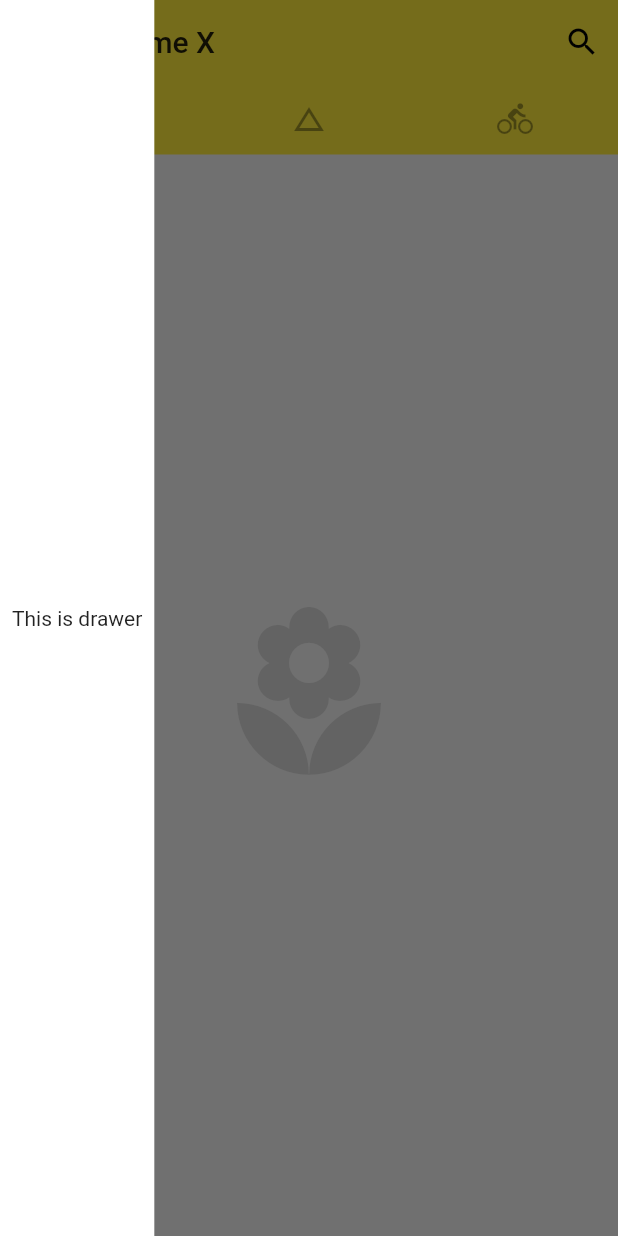
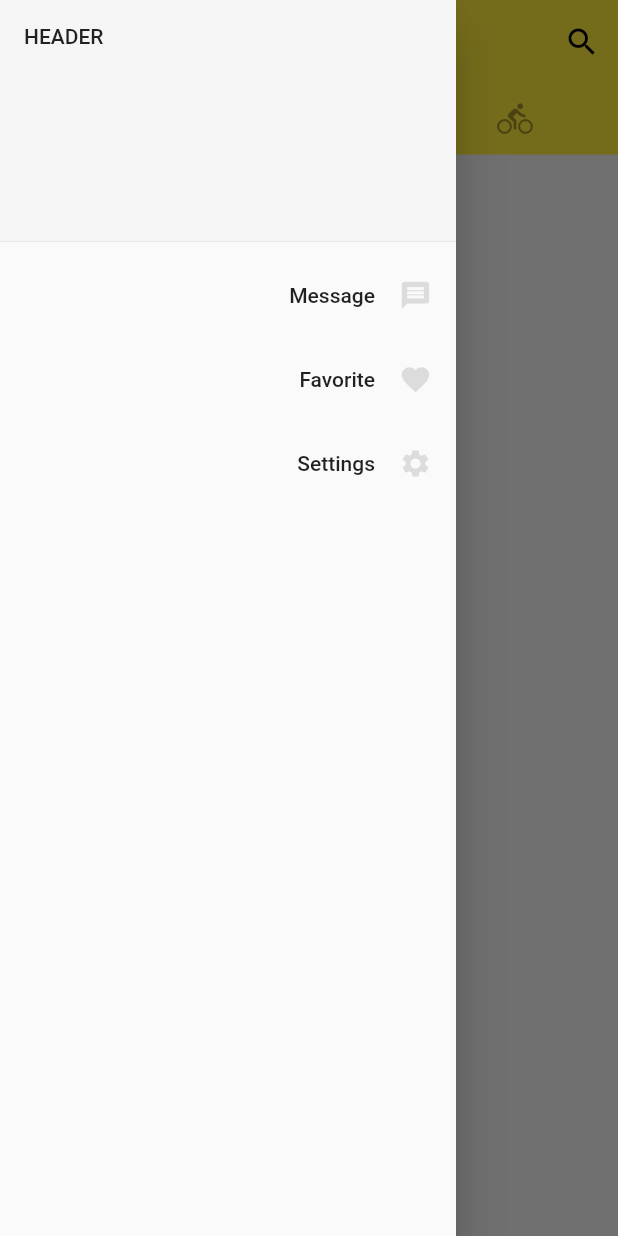
Before and after one commit to smallg/first_flutter, a Flutter app: the screen it shows after launch, with the side drawer open, on a phone screen of 412 x 824 dp. Run offline on Flutter 3.47's test engine with Material 2 defaults, Android fonts, the phone set to English and light mode, and no system bars.

Commit message:
add drawer header

```diff
--- a/lib/main.dart
+++ b/lib/main.dart
@@ -55,12 +55,26 @@ class Home extends StatelessWidget {
               Icon(Icons.directions_bike, size: 128.0, color: Colors.black12),
             ],
           ),
-          drawer: Container(
-              color: Colors.white,
-              padding: EdgeInsets.all(8.0),
-              child: Column(
-                mainAxisAlignment: MainAxisAlignment.center,
-                children: <Widget>[Text('This is drawer')],
+          drawer: Drawer(
+              child: ListView(
+                children: <Widget>[
+                  DrawerHeader(
+                    child: Text('header'.toUpperCase()),
+                    decoration: BoxDecoration(color: Colors.grey[100]),
+                  ),
+                  ListTile(
+                      title: Text('Message', textAlign: TextAlign.right),
+                      trailing: Icon(Icons.message,
+                          color: Colors.black12, size: 22.0)),
+                  ListTile(
+                      title: Text('Favorite', textAlign: TextAlign.right),
+                      trailing: Icon(Icons.favorite,
+                          color: Colors.black12, size: 22.0)),
+                  ListTile(
+                      title: Text('Settings', textAlign: TextAlign.right),
+                      trailing: Icon(Icons.settings,
+                          color: Colors.black12, size: 22.0))
+                ],
               )),
         ));
   }
```
